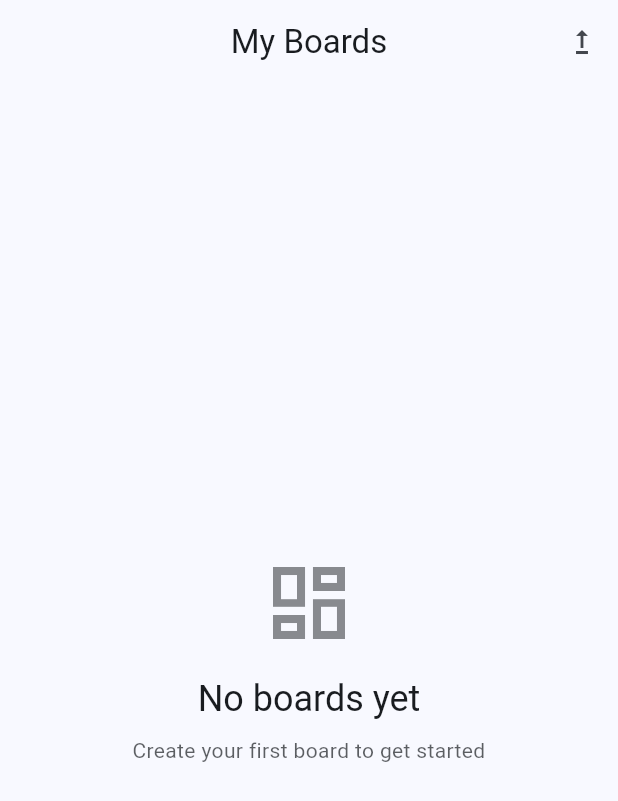
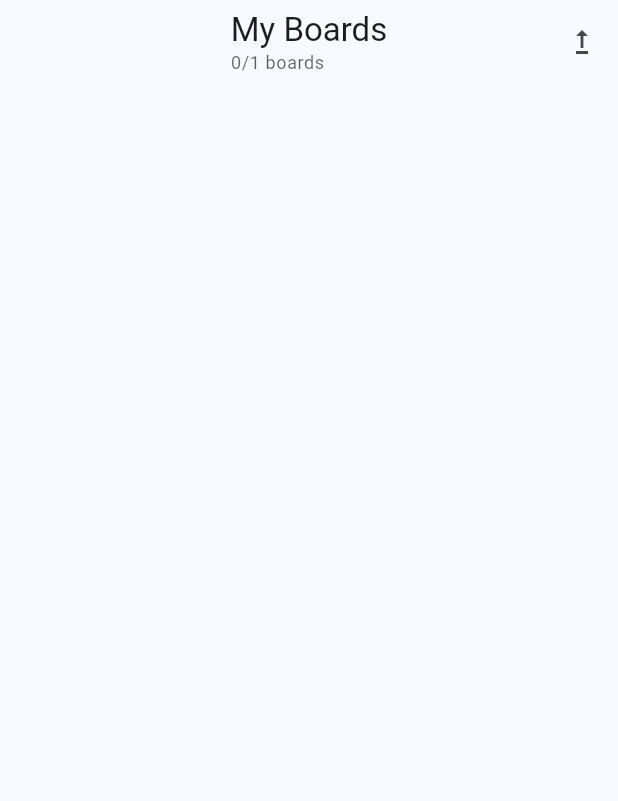
Before and after one commit to daniel-py/jira_copycat, a Flutter app: the BoardListScreen screen opened directly, on a phone screen of 412 x 824 dp. Shown: the top 801 px of the screen. Run offline on Flutter 3.47's test engine with Material 3 defaults, Android fonts, the phone set to English and light mode, and no system bars; our stand-ins replace dio, flutter_riverpod, shared_preferences, webview_flutter; accounts and stored records are empty.

Commit message:
board restriction

```diff
--- a/frontend/lib/screens/home/board_list_screen.dart
+++ b/frontend/lib/screens/home/board_list_screen.dart
@@ -136,7 +136,26 @@ class BoardListScreen extends ConsumerWidget {
 
     return Scaffold(
       appBar: AppBar(
-        title: const Text('My Boards'),
+        title: Column(
+          crossAxisAlignment: CrossAxisAlignment.start,
+          children: [
+            const Text('My Boards'),
+            if (subscriptionState.currentSubscription != null)
+              Text(
+                '${boardState.boards.length}/5 boards',
+                style: Theme.of(
+                  context,
+                ).textTheme.bodySmall?.copyWith(color: Theme.of(context).colorScheme.onSurface.withOpacity(0.7)),
+              )
+            else
+              Text(
+                '${boardState.boards.length}/1 boards',
+                style: Theme.of(
+                  context,
+                ).textTheme.bodySmall?.copyWith(color: Theme.of(context).colorScheme.onSurface.withOpacity(0.7)),
+              ),
+          ],
+        ),
         actions: [
           if (subscriptionState.currentSubscription == null)
             IconButton(
@@ -151,35 +170,6 @@ class BoardListScreen extends ConsumerWidget {
       ),
       body: boardState.isLoading
           ? const Center(child: CircularProgressIndicator())
-          : (boardState.boards.isEmpty)
-              ? Center(
-                  child: SingleChildScrollView(
-                    padding: const EdgeInsets.all(16),
-                    child: Column(
-                      mainAxisAlignment: MainAxisAlignment.center,
-                      children: [
-                        Icon(
-                      Icons.dashboard_outlined,
-                          size: 64,
-                      color: Theme.of(context).colorScheme.onSurface.withOpacity(0.5),
-                        ),
-                        const SizedBox(height: 16),
-                        Text(
-                          'No boards yet',
-                          style: Theme.of(context).textTheme.headlineSmall,
-                        ),
-                        const SizedBox(height: 8),
-                        Text(
-                      'Create your first board to get started',
-                          style: Theme.of(context).textTheme.bodyMedium?.copyWith(
-                            color: Theme.of(context).colorScheme.onSurface.withOpacity(0.7),
-                          ),
-                          textAlign: TextAlign.center,
-                    ),
-                      ],
-                    ),
-                  ),
-                )
           : (boardState.error != null)
           ? Center(
               child: SingleChildScrollView(
@@ -188,10 +178,21 @@ class BoardListScreen extends ConsumerWidget {
                   mainAxisAlignment: MainAxisAlignment.center,
                   children: [
                     Icon(
-                          Icons.error_outline, size: 64, color: Theme.of(context).colorScheme.error),
+                      boardState.error!.contains('subscription has expired')
+                          ? Icons.payment_outlined
+                          : Icons.error_outline,
+                      size: 64,
+                      color: boardState.error!.contains('subscription has expired')
+                          ? Theme.of(context).colorScheme.primary
+                          : Theme.of(context).colorScheme.error,
+                    ),
                     const SizedBox(height: 16),
                     Text(
-                          'Error loading boards', style: Theme.of(context).textTheme.headlineSmall),
+                      boardState.error!.contains('subscription has expired')
+                          ? 'Subscription Expired'
+                          : 'Error loading boards',
+                      style: Theme.of(context).textTheme.headlineSmall,
+                    ),
                     const SizedBox(height: 8),
                     Text(
                       boardState.error!,
@@ -201,6 +202,29 @@ class BoardListScreen extends ConsumerWidget {
                       textAlign: TextAlign.center,
                     ),
                     const SizedBox(height: 16),
+                    if (boardState.error!.contains('subscription has expired')) ...[
+                      ElevatedButton.icon(
+                        onPressed: () {
+                          // Navigate to subscription screen
+                          DefaultTabController.of(context).animateTo(1);
+                        },
+                        icon: const Icon(Icons.upgrade),
+                        label: const Text('Renew Subscription'),
+                        style: ElevatedButton.styleFrom(
+                          backgroundColor: Theme.of(context).colorScheme.primary,
+                          foregroundColor: Theme.of(context).colorScheme.onPrimary,
+                        ),
+                      ),
+                      const SizedBox(height: 8),
+                      TextButton(
+                        onPressed: () async {
+                          final notifier = ref.read(boardStateProvider.notifier);
+                          notifier.clearError();
+                          await notifier.loadBoards();
+                        },
+                        child: const Text('Try Again'),
+                      ),
+                    ] else ...[
                       ElevatedButton(
                         onPressed: () async {
                           final notifier = ref.read(boardStateProvider.notifier);
@@ -212,6 +236,7 @@ class BoardListScreen extends ConsumerWidget {
                         },
                         child: const Text('Retry'),
                       ),
+                    ],
                   ],
                 ),
               ),
```
Also changed, not shown: frontend/lib/providers/board_provider.dart (+5 -2 lines), 3 other files. Lines whose indentation alone changed are shown as unchanged.
